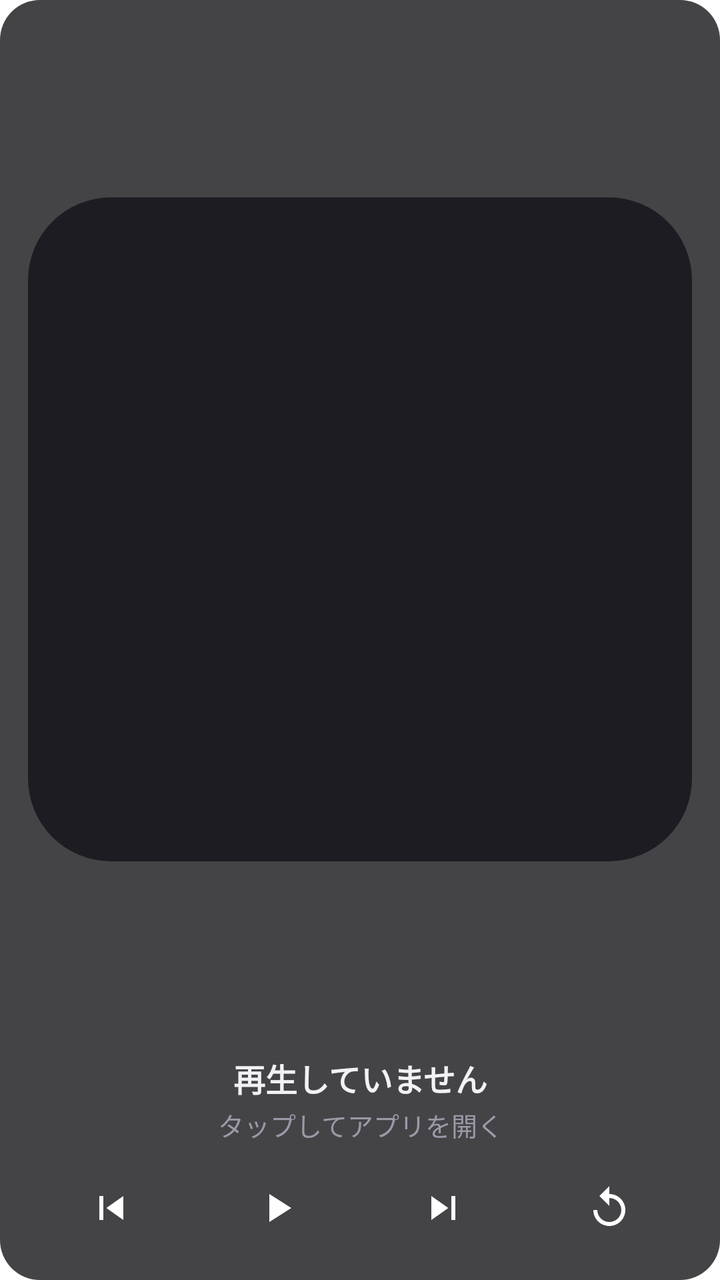
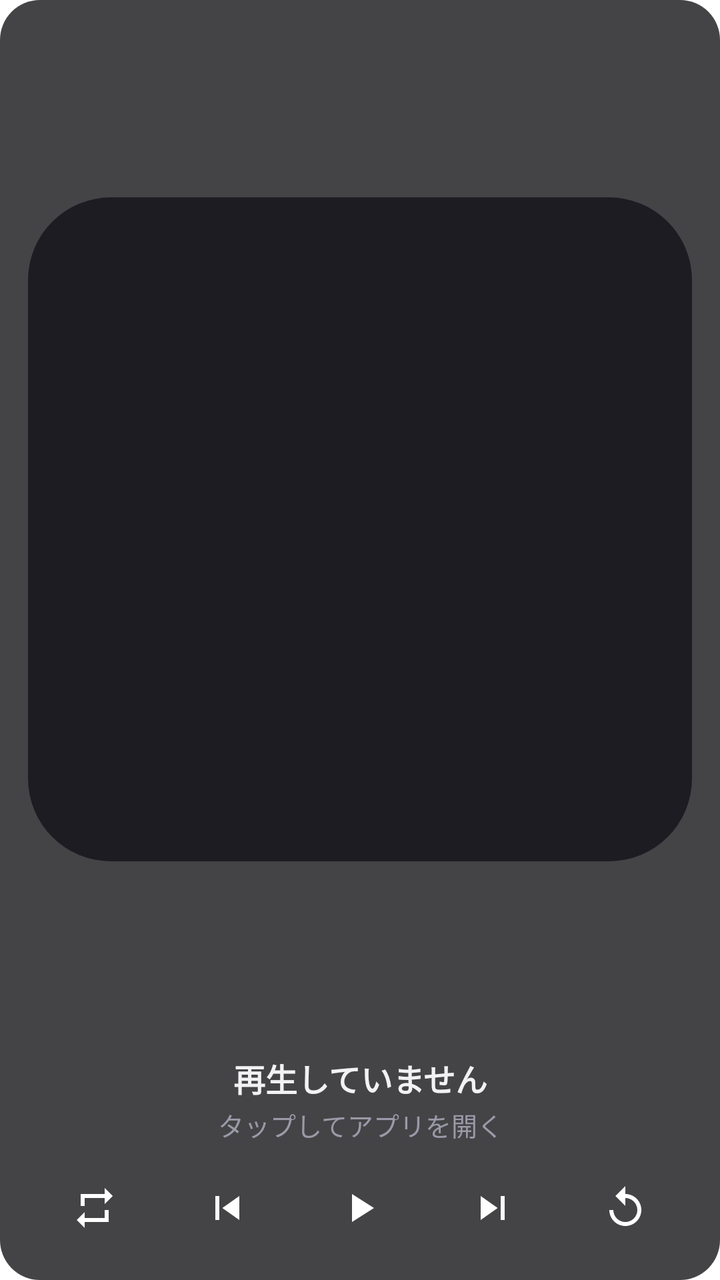

The first picture is an Android layout as it rendered before a commit; the second is the same layout after the commit. The layout source and the unified diff follow.
<!-- AndroidManifest.xml: fallback theme Theme.MaterialComponents.DayNight.NoActionBar -->
<!-- res/layout/retracks_widget_large.xml -->
<?xml version="1.0" encoding="utf-8"?>
<LinearLayout xmlns:android="http://schemas.android.com/apk/res/android"
    android:layout_width="match_parent"
    android:layout_height="match_parent"
    android:orientation="vertical"
    android:background="@drawable/retracks_widget_background"
    android:padding="14dp">

  <ImageView
      android:id="@+id/retracks_widget_artwork"
      android:layout_width="match_parent"
      android:layout_height="0dp"
      android:layout_weight="1"
      android:scaleType="fitCenter"
      android:contentDescription="@string/retracks_widget_artwork_description"
      android:src="@drawable/retracks_artwork_placeholder" />

  <TextView
      android:id="@+id/retracks_widget_title"
      android:layout_width="match_parent"
      android:layout_height="wrap_content"
      android:layout_marginTop="12dp"
      android:maxLines="1"
      android:ellipsize="end"
      android:gravity="center_horizontal"
      android:textColor="#F2F2F5"
      android:textSize="16sp"
      android:textStyle="bold"
      android:text="@string/retracks_widget_idle_title" />

  <TextView
      android:id="@+id/retracks_widget_artist"
      android:layout_width="match_parent"
      android:layout_height="wrap_content"
      android:layout_marginTop="2dp"
      android:maxLines="1"
      android:ellipsize="end"
      android:gravity="center_horizontal"
      android:textColor="#9A9AA8"
      android:textSize="13sp"
      android:text="@string/retracks_widget_idle_artist" />

  <LinearLayout
      android:layout_width="match_parent"
      android:layout_height="wrap_content"
      android:orientation="horizontal"
      android:layout_marginTop="10dp"
      android:gravity="center">

    <ImageButton
        android:id="@+id/retracks_widget_prev"
        android:layout_width="0dp"
        android:layout_height="44dp"
        android:layout_weight="1"
        android:background="?android:attr/selectableItemBackgroundBorderless"
        android:src="@drawable/retracks_ic_prev"
        android:contentDescription="@string/retracks_widget_prev_description" />

    <ImageButton
        android:id="@+id/retracks_widget_toggle"
        android:layout_width="0dp"
        android:layout_height="44dp"
        android:layout_weight="1"
        android:background="?android:attr/selectableItemBackgroundBorderless"
        android:src="@drawable/retracks_ic_play"
        android:contentDescription="@string/retracks_widget_toggle_description" />

    <ImageButton
        android:id="@+id/retracks_widget_next"
        android:layout_width="0dp"
        android:layout_height="44dp"
        android:layout_weight="1"
        android:background="?android:attr/selectableItemBackgroundBorderless"
        android:src="@drawable/retracks_ic_next"
        android:contentDescription="@string/retracks_widget_next_description" />

    <ImageButton
        android:id="@+id/retracks_widget_replay"
        android:layout_width="0dp"
        android:layout_height="44dp"
        android:layout_weight="1"
        android:background="?android:attr/selectableItemBackgroundBorderless"
        android:src="@drawable/retracks_ic_replay"
        android:contentDescription="@string/retracks_widget_replay_description" />
  </LinearLayout>
</LinearLayout>
<!-- resources referenced by this layout -->
<resources>
  <!-- drawable retracks_artwork_placeholder (drawable) -->
  <shape xmlns:android="http://schemas.android.com/apk/res/android" android:shape="rectangle">
    <solid android:color="#1C1C22" />
    <corners android:radius="12dp" />
    
    <size android:width="96dp" android:height="96dp" />
  </shape>
  <!-- drawable retracks_ic_next (drawable) -->
  <vector xmlns:android="http://schemas.android.com/apk/res/android"
      android:width="24dp" android:height="24dp"
      android:viewportWidth="24" android:viewportHeight="24"
      android:tint="#FFFFFF">
    <path android:fillColor="#FFFFFF" android:pathData="M6,18l8.5,-6L6,6v12zM16,6v12h2V6h-2z"/>
  </vector>
  <!-- drawable retracks_ic_play (drawable) -->
  <vector xmlns:android="http://schemas.android.com/apk/res/android"
      android:width="24dp" android:height="24dp"
      android:viewportWidth="24" android:viewportHeight="24"
      android:tint="#FFFFFF">
    <path android:fillColor="#FFFFFF" android:pathData="M8,5v14l11,-7z"/>
  </vector>
  <!-- drawable retracks_ic_prev (drawable) -->
  <vector xmlns:android="http://schemas.android.com/apk/res/android"
      android:width="24dp" android:height="24dp"
      android:viewportWidth="24" android:viewportHeight="24"
      android:tint="#FFFFFF">
    <path android:fillColor="#FFFFFF" android:pathData="M6,6h2v12H6zM9.5,12l8.5,6V6z"/>
  </vector>
  <!-- drawable retracks_ic_replay (drawable) -->
  <vector xmlns:android="http://schemas.android.com/apk/res/android"
      android:width="24dp" android:height="24dp"
      android:viewportWidth="24" android:viewportHeight="24"
      android:tint="#FFFFFF">
    <path android:fillColor="#FFFFFF"
        android:pathData="M12,5V1L7,6l5,5V7c3.31,0 6,2.69 6,6s-2.69,6 -6,6 -6,-2.69 -6,-6H4c0,4.42 3.58,8 8,8s8,-3.58 8,-8 -3.58,-8 -8,-8z"/>
  </vector>
  <!-- drawable retracks_widget_background (drawable) -->
  <shape xmlns:android="http://schemas.android.com/apk/res/android" android:shape="rectangle">
    <solid android:color="#CC16161A" />
    <corners android:radius="20dp" />
  </shape>
  <string name="retracks_widget_artwork_description">アルバムジャケット</string>
  <string name="retracks_widget_idle_artist">タップしてアプリを開く</string>
  <string name="retracks_widget_idle_title">再生していません</string>
  <string name="retracks_widget_next_description">次の曲</string>
  <string name="retracks_widget_prev_description">前の曲</string>
  <string name="retracks_widget_replay_description">この曲を最初から</string>
  <string name="retracks_widget_toggle_description">再生／一時停止</string>
</resources>

<!-- the commit's change to res/layout/retracks_widget_large.xml (unified diff, before → after) -->
@@ -48,6 +48,15 @@
       android:gravity="center">
 
     <ImageButton
+        android:id="@+id/retracks_widget_repeat"
+        android:layout_width="0dp"
+        android:layout_height="44dp"
+        android:layout_weight="1"
+        android:background="?android:attr/selectableItemBackgroundBorderless"
+        android:src="@drawable/retracks_ic_repeat"
+        android:contentDescription="@string/retracks_widget_repeat_description" />
+
+    <ImageButton
         android:id="@+id/retracks_widget_prev"
         android:layout_width="0dp"
         android:layout_height="44dp"
<!-- resource entries referenced after the edit -->
@@ -28,6 +28,14 @@
       android:tint="#FFFFFF">
     <path android:fillColor="#FFFFFF" android:pathData="M6,6h2v12H6zM9.5,12l8.5,6V6z"/>
   </vector>
+  <!-- drawable retracks_ic_repeat (drawable) -->
+  <vector xmlns:android="http://schemas.android.com/apk/res/android"
+      android:width="24dp" android:height="24dp"
+      android:viewportWidth="24" android:viewportHeight="24"
+      android:tint="#FFFFFF">
+    <path android:fillColor="#FFFFFF"
+        android:pathData="M7,7h10v3l4,-4 -4,-4v3H5v6h2V7zM17,17H7v-3l-4,4 4,4v-3h12v-6h-2v4z"/>
+  </vector>
   <!-- drawable retracks_ic_replay (drawable) -->
   <vector xmlns:android="http://schemas.android.com/apk/res/android"
       android:width="24dp" android:height="24dp"
@@ -46,6 +54,7 @@
   <string name="retracks_widget_idle_title">再生していません</string>
   <string name="retracks_widget_next_description">次の曲</string>
   <string name="retracks_widget_prev_description">前の曲</string>
+  <string name="retracks_widget_repeat_description">リピート</string>
   <string name="retracks_widget_replay_description">この曲を最初から</string>
   <string name="retracks_widget_toggle_description">再生／一時停止</string>
 </resources>
